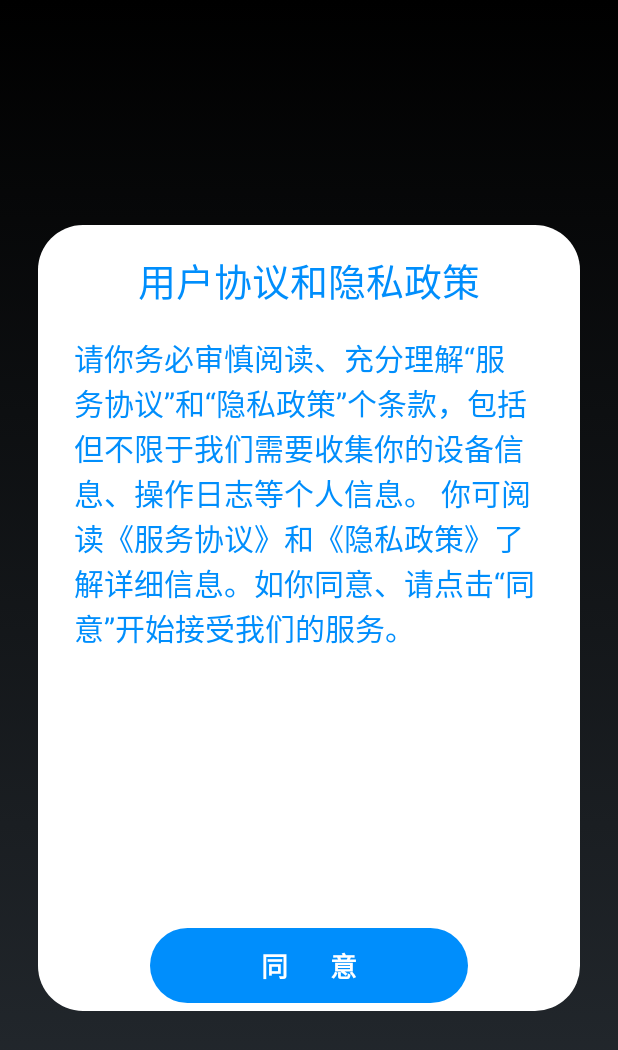
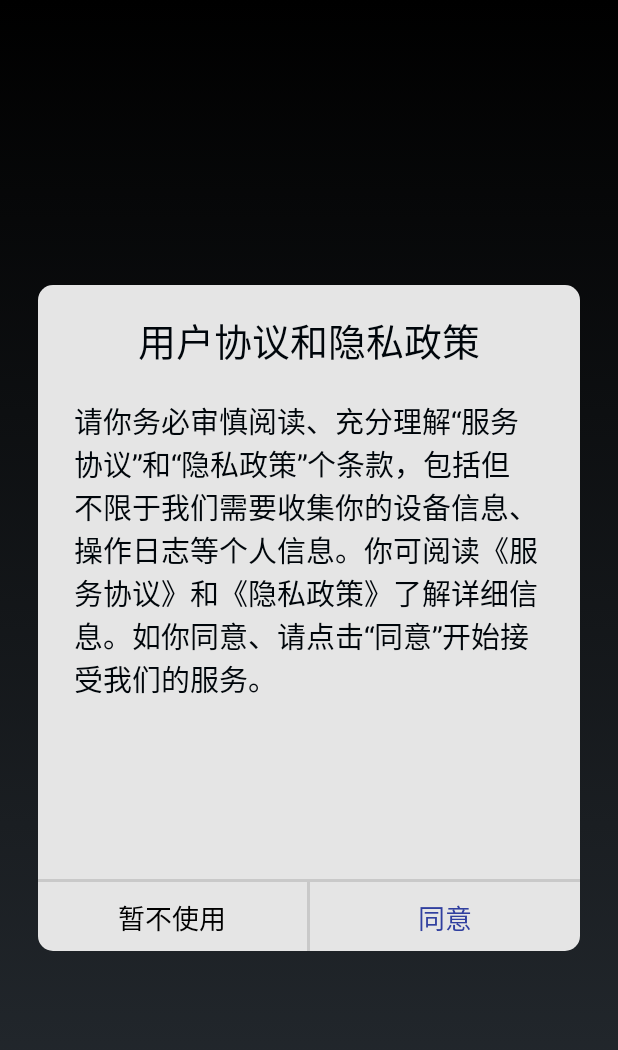
Before and after one commit to zhishaoju/youyu, an Android app: the layout window_tips_layout.xml on its own in the app's theme, with its tools: preview values and no code run, on a phone screen of 412 x 824 dp. Shown: the top 1050 px of the screen. Run offline under Robolectric (Android 15) with nearby library versions, the light colour scheme and no system bars.

Commit message:
modify fix.

```diff
--- a/app/src/main/res/drawable/dialog_arc_rec_bg.xml
+++ b/app/src/main/res/drawable/dialog_arc_rec_bg.xml
@@ -2,8 +2,8 @@
 <shape xmlns:android="http://schemas.android.com/apk/res/android"
        android:shape="rectangle">
 
-    <corners android:radius="30dp"/>
+    <corners android:radius="10dp"/>
 
-    <solid android:color="@color/colorWhite"/>
+    <solid android:color="@color/goods_compare"/>
 
 </shape>
--- a/app/src/main/res/layout/window_tips_layout.xml
+++ b/app/src/main/res/layout/window_tips_layout.xml
@@ -4,9 +4,9 @@
   android:layout_width="match_parent"
   android:layout_height="match_parent"
   android:layout_marginStart="25dp"
-  android:layout_marginTop="150dp"
+  android:layout_marginTop="190dp"
   android:layout_marginEnd="25dp"
-  android:layout_marginBottom="150dp"
+  android:layout_marginBottom="190dp"
   android:background="@drawable/dialog_arc_rec_bg"
   android:visibility="visible">
 
@@ -18,7 +18,7 @@
     android:layout_marginTop="17.5dp"
     android:layout_marginEnd="48.25dp"
     android:text="用户协议和隐私政策"
-    android:textColor="#008EFC"
+    android:textColor="#00060B"
     android:textSize="25sp" />
 
   <TextView
@@ -27,34 +27,57 @@
     android:layout_height="wrap_content"
     android:layout_below="@id/tv_content_title"
     android:layout_centerHorizontal="true"
-    android:layout_marginTop="17.5dp"
+    android:layout_marginTop="20dp"
     android:layout_marginEnd="48.25dp"
-    android:text="请你务必审慎阅读、充分理解“服务协议”和“隐私政策”个条款，包括但不限于我们需要收集你的设备信息、操作日志等个人信息。
-你可阅读《服务协议》和《隐私政策》了解详细信息。如你同意、请点击“同意”开始接受我们的服务。"
-    android:textColor="#008EFC"
-    android:textSize="20sp" />
+    android:text="请你务必审慎阅读、充分理解“服务协议”和“隐私政策”个条款，包括但不限于我们需要收集你的设备信息、操作日志等个人信息。你可阅读《服务协议》和《隐私政策》了解详细信息。如你同意、请点击“同意”开始接受我们的服务。"
+    android:textColor="#00060B"
+    android:textSize="19sp" />
 
 
-  <TextView
+  <LinearLayout
     android:layout_width="match_parent"
-    android:layout_height="1dp"
+    android:layout_height="48dp"
     android:layout_alignParentBottom="true"
-    android:layout_marginBottom="55dp"
-    android:textColor="@color/black" />
+    android:orientation="vertical">
+    <TextView
+      android:layout_width="match_parent"
+      android:layout_height="2dp"
+      android:layout_alignParentBottom="true"
+      android:background="@color/gray2" />
+    <LinearLayout
+      android:layout_width="match_parent"
+      android:layout_height="48dp"
+      android:layout_alignParentBottom="true"
+      android:orientation="horizontal">
 
-  <TextView
-    android:id="@+id/tv_agree"
-    android:layout_width="212dp"
-    android:layout_height="50dp"
-    android:layout_alignParentBottom="true"
-    android:layout_centerHorizontal="true"
-    android:layout_marginTop="2dp"
-    android:layout_marginBottom="5dp"
-    android:background="@drawable/later_btn_bg"
-    android:gravity="center"
-    android:text="同      意"
-    android:textColor="@color/colorWhite"
-    android:textSize="18sp"
-    android:textStyle="bold" />
+      <TextView
+        android:id="@+id/tv_no_use"
+        android:layout_width="0dp"
+        android:layout_height="wrap_content"
+        android:layout_gravity="center"
+        android:layout_weight="1"
+        android:gravity="center"
+        android:text="暂不使用"
+        android:textColor="@color/black"
+        android:textSize="@dimen/font_18" />
+
+      <TextView
+        android:layout_width="2dp"
+        android:layout_height="match_parent"
+        android:background="@color/gray2" />
+
+      <TextView
+        android:id="@+id/tv_agree"
+        android:layout_width="0dp"
+        android:layout_height="wrap_content"
+        android:layout_gravity="center"
+        android:layout_weight="1"
+        android:gravity="center"
+        android:text="同意"
+        android:textColor="@color/colorPrimaryDark"
+        android:textSize="@dimen/font_18" />
+    </LinearLayout>
+
+  </LinearLayout>
 
 </RelativeLayout>
```
Also changed, not shown: app/src/main/java/com/youyu/gao/xiao/MainActivity.java (+23 -1 lines), app/src/main/java/com/youyu/gao/xiao/dialog/XieyiDialog.java (+66 -3 lines), app/src/main/res/layout/fragment_my.xml (+8 -6 lines), app/src/main/res/layout/layout.xml (added, +16 -0 lines), 1 other file.
